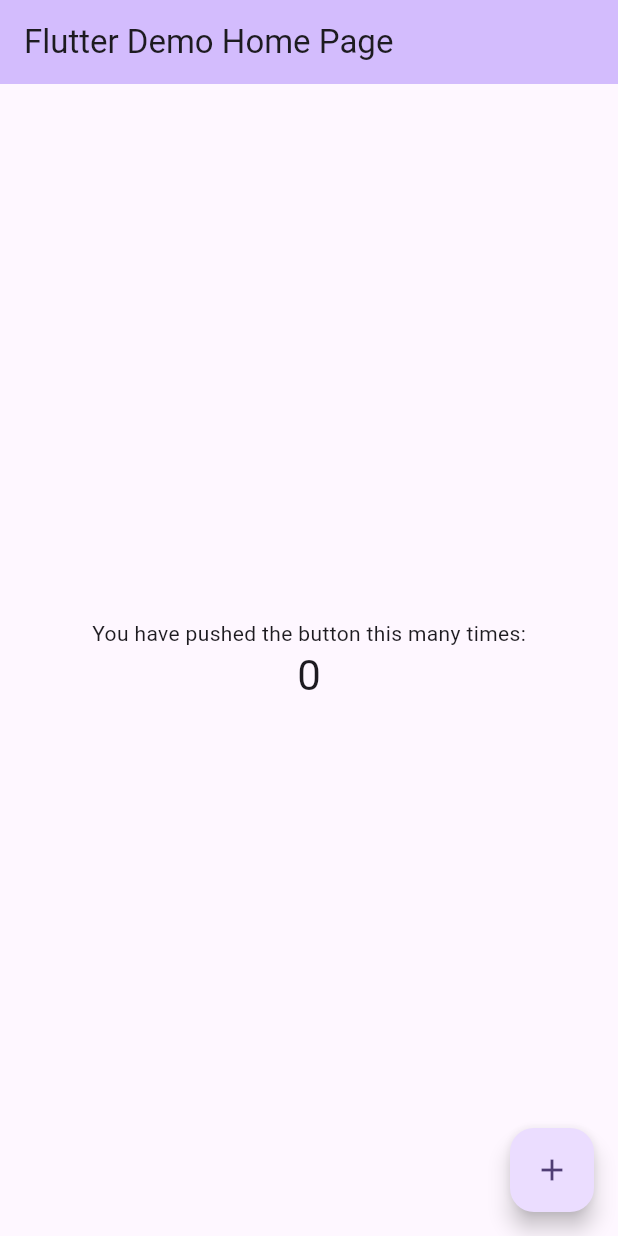
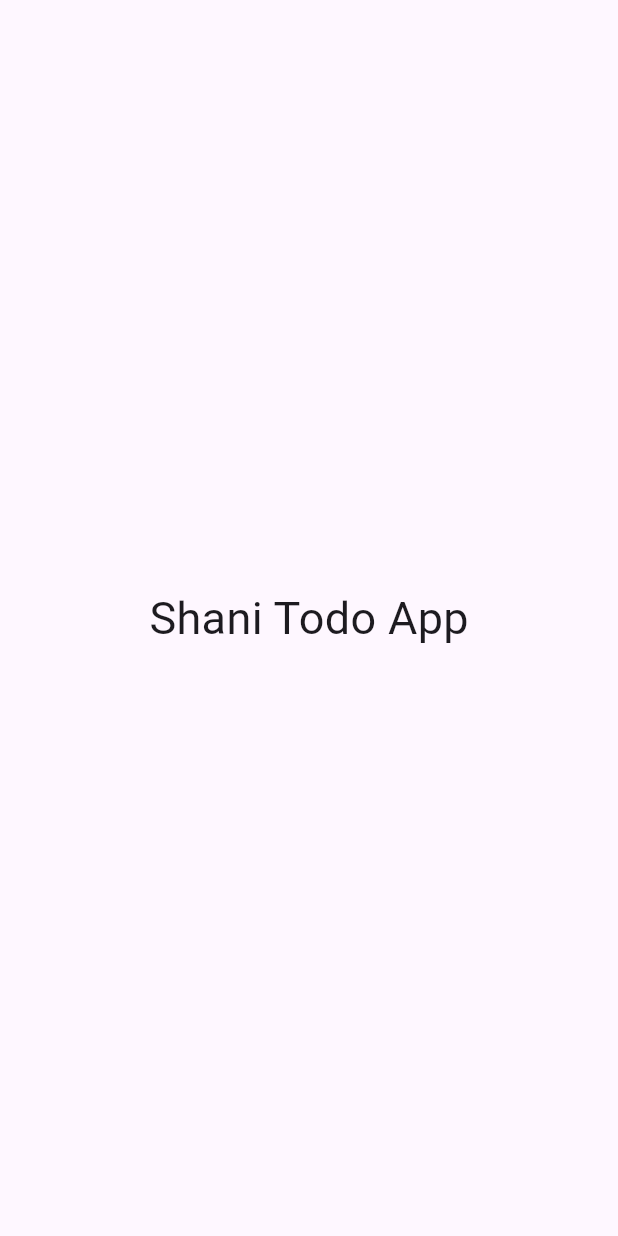
Before and after one commit to Jashwanth-Gowda-R/flutter_todo_app, a Flutter app: the screen it shows after launch, on a phone screen of 412 x 824 dp. Run offline on Flutter 3.47's test engine with Material 2 defaults, Android fonts, the phone set to English and light mode, and no system bars.

Commit message:
added app folders

```diff
--- /dev/null
+++ b/lib/features/onboarding/pages/onboarding.dart
@@ -0,0 +1,10 @@
+import 'package:flutter/material.dart';
+
+class OnBoarding extends StatelessWidget {
+  const OnBoarding({super.key});
+
+  @override
+  Widget build(BuildContext context) {
+    return const Placeholder();
+  }
+}
--- /dev/null
+++ b/lib/features/todo/pages/homepage.dart
@@ -0,0 +1,24 @@
+import 'package:flutter/material.dart';
+
+class HomePage extends StatefulWidget {
+  const HomePage({super.key});
+
+  @override
+  State<HomePage> createState() => _HomePageState();
+}
+
+class _HomePageState extends State<HomePage> {
+  @override
+  Widget build(BuildContext context) {
+    return const Scaffold(
+      body: Center(
+        child: Text(
+          'Shani Todo App',
+          style: TextStyle(
+            fontSize: 30,
+          ),
+        ),
+      ),
+    );
+  }
+}
--- a/lib/main.dart
+++ b/lib/main.dart
@@ -1,3 +1,4 @@
+import 'package:advanced_flutter_todo_app/features/todo/pages/homepage.dart';
 import 'package:flutter/material.dart';
 
 void main() {
@@ -11,115 +12,13 @@ class MyApp extends StatelessWidget {
   @override
   Widget build(BuildContext context) {
     return MaterialApp(
-      title: 'Flutter Demo',
+      debugShowCheckedModeBanner: false,
+      title: 'Shani Todo App',
       theme: ThemeData(
-        // This is the theme of your application.
-        //
-        // TRY THIS: Try running your application with "flutter run". You'll see
-        // the application has a blue toolbar. Then, without quitting the app,
-        // try changing the seedColor in the colorScheme below to Colors.green
-        // and then invoke "hot reload" (save your changes or press the "hot
-        // reload" button in a Flutter-supported IDE, or press "r" if you used
-        // the command line to start the app).
-        //
-        // Notice that the counter didn't reset back to zero; the application
-        // state is not lost during the reload. To reset the state, use hot
-        // restart instead.
-        //
-        // This works for code too, not just values: Most code changes can be
-        // tested with just a hot reload.
         colorScheme: ColorScheme.fromSeed(seedColor: Colors.deepPurple),
         useMaterial3: true,
       ),
-      home: const MyHomePage(title: 'Flutter Demo Home Page'),
+      home: const HomePage(),
     );
   }
 }
-
-class MyHomePage extends StatefulWidget {
-  const MyHomePage({super.key, required this.title});
-
-  // This widget is the home page of your application. It is stateful, meaning
-  // that it has a State object (defined below) that contains fields that affect
-  // how it looks.
-
-  // This class is the configuration for the state. It holds the values (in this
-  // case the title) provided by the parent (in this case the App widget) and
-  // used by the build method of the State. Fields in a Widget subclass are
-  // always marked "final".
-
-  final String title;
-
-  @override
-  State<MyHomePage> createState() => _MyHomePageState();
-}
-
-class _MyHomePageState extends State<MyHomePage> {
-  int _counter = 0;
-
-  void _incrementCounter() {
-    setState(() {
-      // This call to setState tells the Flutter framework that something has
-      // changed in this State, which causes it to rerun the build method below
-      // so that the display can reflect the updated values. If we changed
-      // _counter without calling setState(), then the build method would not be
-      // called again, and so nothing would appear to happen.
-      _counter++;
-    });
-  }
-
-  @override
-  Widget build(BuildContext context) {
-    // This method is rerun every time setState is called, for instance as done
-    // by the _incrementCounter method above.
-    //
-    // The Flutter framework has been optimized to make rerunning build methods
-    // fast, so that you can just rebuild anything that needs updating rather
-    // than having to individually change instances of widgets.
-    return Scaffold(
-      appBar: AppBar(
-        // TRY THIS: Try changing the color here to a specific color (to
-        // Colors.amber, perhaps?) and trigger a hot reload to see the AppBar
-        // change color while the other colors stay the same.
-        backgroundColor: Theme.of(context).colorScheme.inversePrimary,
-        // Here we take the value from the MyHomePage object that was created by
-        // the App.build method, and use it to set our appbar title.
-        title: Text(widget.title),
-      ),
-      body: Center(
-        // Center is a layout widget. It takes a single child and positions it
-        // in the middle of the parent.
-        child: Column(
-          // Column is also a layout widget. It takes a list of children and
-          // arranges them vertically. By default, it sizes itself to fit its
-          // children horizontally, and tries to be as tall as its parent.
-          //
-          // Column has various properties to control how it sizes itself and
-          // how it positions its children. Here we use mainAxisAlignment to
-          // center the children vertically; the main axis here is the vertical
-          // axis because Columns are vertical (the cross axis would be
-          // horizontal).
-          //
-          // TRY THIS: Invoke "debug painting" (choose the "Toggle Debug Paint"
-          // action in the IDE, or press "p" in the console), to see the
-          // wireframe for each widget.
-          mainAxisAlignment: MainAxisAlignment.center,
-          children: <Widget>[
-            const Text(
-              'You have pushed the button this many times:',
-            ),
-            Text(
-              '$_counter',
-              style: Theme.of(context).textTheme.headlineMedium,
-            ),
-          ],
-        ),
-      ),
-      floatingActionButton: FloatingActionButton(
-        onPressed: _incrementCounter,
-        tooltip: 'Increment',
-        child: const Icon(Icons.add),
-      ), // This trailing comma makes auto-formatting nicer for build methods.
-    );
-  }
-}
```
